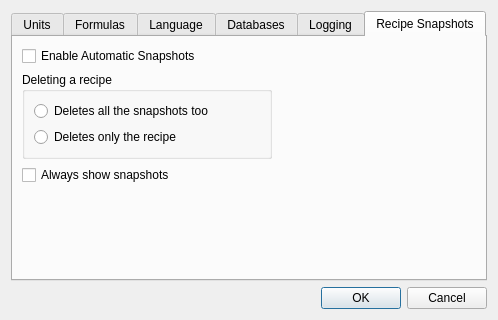
Above: ui/optionsDialog.ui from Brewken/brewken before the change. Below: the same form after it.
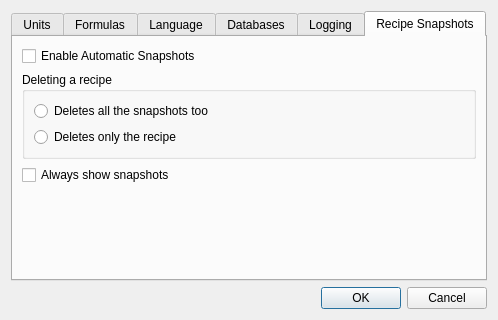
That is the form after the change. The open tabs and pages were chosen to show the change.

The edit to the form file:
```diff
--- a/ui/optionsDialog.ui
+++ b/ui/optionsDialog.ui
@@ -474,18 +474,6 @@
        </item>
        <item>
         <widget class="QGroupBox" name="groupBox_deleteBehavior">
-         <property name="sizePolicy">
-          <sizepolicy hsizetype="Minimum" vsizetype="Preferred">
-           <horstretch>0</horstretch>
-           <verstretch>0</verstretch>
-          </sizepolicy>
-         </property>
-         <property name="maximumSize">
-          <size>
-           <width>250</width>
-           <height>16777215</height>
-          </size>
-         </property>
          <property name="title">
           <string>Deleting a recipe</string>
          </property>
```
